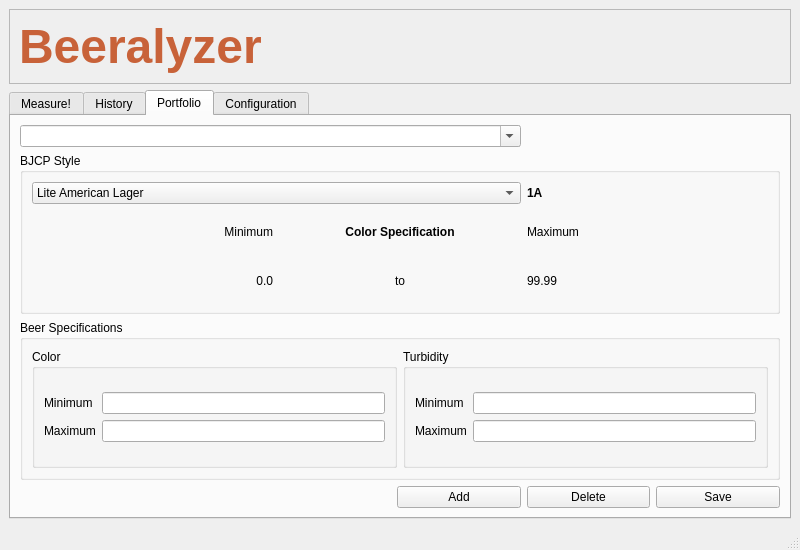
The window that src/beeralyzer/gui/mainwindow.ui (iorodeo/Beeralyzer) describes before a commit, drawn with Qt 5.
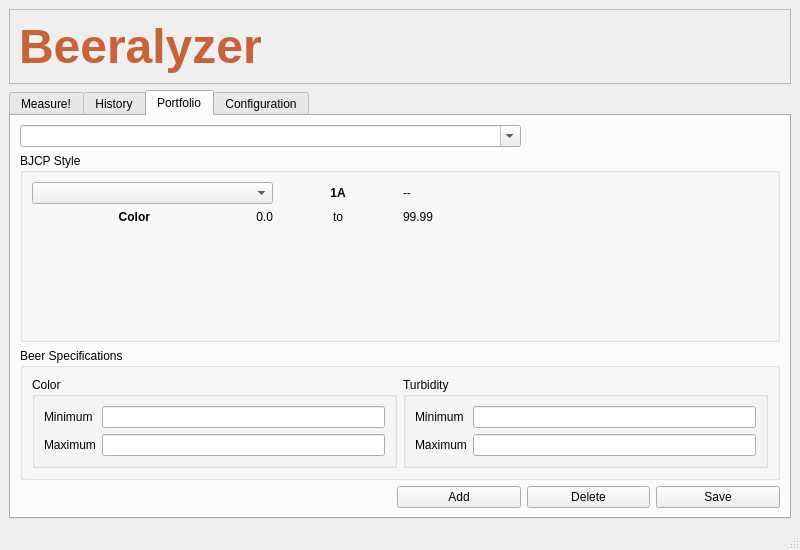
The same window after the commit. The open tabs and pages were chosen to show the change. Icons and pictures are not drawn.

Commit message: Added BJCP Style Information

The edit to the form file:
```diff
--- a/src/beeralyzer/gui/mainwindow.ui
+++ b/src/beeralyzer/gui/mainwindow.ui
@@ -754,52 +754,20 @@
             <layout class="QGridLayout" name="gridLayout_12">
              <item row="0" column="0">
               <layout class="QGridLayout" name="gridLayout_3">
-               <item row="0" column="2">
-                <widget class="QLabel" name="BJCPStyleNumber">
-                 <property name="font">
-                  <font>
-                   <weight>75</weight>
-                   <bold>true</bold>
-                  </font>
-                 </property>
+               <item row="1" column="1">
+                <widget class="QLabel" name="BJCPStyleMinimumColorLabel">
                  <property name="text">
-                  <string>1A</string>
+                  <string>0.0</string>
                  </property>
                  <property name="alignment">
-                  <set>Qt::AlignLeading|Qt::AlignLeft|Qt::AlignVCenter</set>
+                  <set>Qt::AlignRight|Qt::AlignTrailing|Qt::AlignVCenter</set>
                  </property>
                 </widget>
                </item>
                <item row="0" column="0" colspan="2">
-                <widget class="QComboBox" name="BJCPStyleComboBox">
-                 <item>
-                  <property name="text">
-                   <string>Lite American Lager</string>
-                  </property>
-                 </item>
-                 <item>
-                  <property name="text">
-                   <string>Standard American Lager</string>
-                  </property>
-                 </item>
-                 <item>
-                  <property name="text">
-                   <string>Premium American Lager</string>
-                  </property>
-                 </item>
-                 <item>
-                  <property name="text">
-                   <string>Munich Helles</string>
-                  </property>
-                 </item>
-                 <item>
-                  <property name="text">
-                   <string>Dortmunder Export</string>
-                  </property>
-                 </item>
-                </widget>
+                <widget class="QComboBox" name="BJCPStyleComboBox"/>
                </item>
-               <item row="2" column="1">
+               <item row="1" column="0">
                 <widget class="QLabel" name="label_26">
                  <property name="font">
                   <font>
@@ -808,51 +776,50 @@
                   </font>
                  </property>
                  <property name="text">
-                  <string>Color Specification</string>
+                  <string>Color</string>
+                 </property>
+                 <property name="alignment">
+                  <set>Qt::AlignRight|Qt::AlignTrailing|Qt::AlignVCenter</set>
+                 </property>
+                </widget>
+               </item>
+               <item row="0" column="4" colspan="2">
+                <spacer name="horizontalSpacer_2">
+                 <property name="orientation">
+                  <enum>Qt::Horizontal</enum>
+                 </property>
+                 <property name="sizeHint" stdset="0">
+                  <size>
+                   <width>40</width>
+                   <height>20</height>
+                  </size>
+                 </property>
+                </spacer>
+               </item>
+               <item row="0" column="2">
+                <widget class="QLabel" name="BJCPStyleNumberLabel">
+                 <property name="font">
+                  <font>
+                   <weight>75</weight>
+                   <bold>true</bold>
+                  </font>
+                 </property>
+                 <property name="text">
+                  <string>1A</string>
                  </property>
                  <property name="alignment">
                   <set>Qt::AlignCenter</set>
                  </property>
                 </widget>
                </item>
-               <item row="2" column="2">
-                <widget class="QLabel" name="label_25">
+               <item row="0" column="3">
+                <widget class="QLabel" name="BJCPStyleLabel">
                  <property name="text">
-                  <string>Maximum</string>
+                  <string>--</string>
                  </property>
                 </widget>
                </item>
-               <item row="3" column="2">
-                <widget class="QLabel" name="BJCPStyleMaximumColor">
-                 <property name="text">
-                  <string>99.99</string>
-                 </property>
-                 <property name="alignment">
-                  <set>Qt::AlignLeading|Qt::AlignLeft|Qt::AlignVCenter</set>
-                 </property>
-                </widget>
-               </item>
-               <item row="2" column="0">
-                <widget class="QLabel" name="label_24">
-                 <property name="text">
-                  <string>Minimum</string>
-                 </property>
-                 <property name="alignment">
-                  <set>Qt::AlignRight|Qt::AlignTrailing|Qt::AlignVCenter</set>
-                 </property>
-                </widget>
-               </item>
-               <item row="3" column="0">
-                <widget class="QLabel" name="BJCPStyleMinimumColor">
-                 <property name="text">
-                  <string>0.0</string>
-                 </property>
-                 <property name="alignment">
-                  <set>Qt::AlignRight|Qt::AlignTrailing|Qt::AlignVCenter</set>
-                 </property>
-                </widget>
-               </item>
-               <item row="3" column="1">
+               <item row="1" column="2">
                 <widget class="QLabel" name="label_22">
                  <property name="text">
                   <string>to</string>
@@ -862,6 +829,29 @@
                  </property>
                 </widget>
                </item>
+               <item row="1" column="3">
+                <widget class="QLabel" name="BJCPStyleMaximumColorLabel">
+                 <property name="text">
+                  <string>99.99</string>
+                 </property>
+                 <property name="alignment">
+                  <set>Qt::AlignLeading|Qt::AlignLeft|Qt::AlignVCenter</set>
+                 </property>
+                </widget>
+               </item>
+               <item row="2" column="1">
+                <spacer name="verticalSpacer">
+                 <property name="orientation">
+                  <enum>Qt::Vertical</enum>
+                 </property>
+                 <property name="sizeHint" stdset="0">
+                  <size>
+                   <width>20</width>
+                   <height>40</height>
+                  </size>
+                 </property>
+                </spacer>
+               </item>
               </layout>
              </item>
             </layout>
```
The commit also changes 3 other files.
